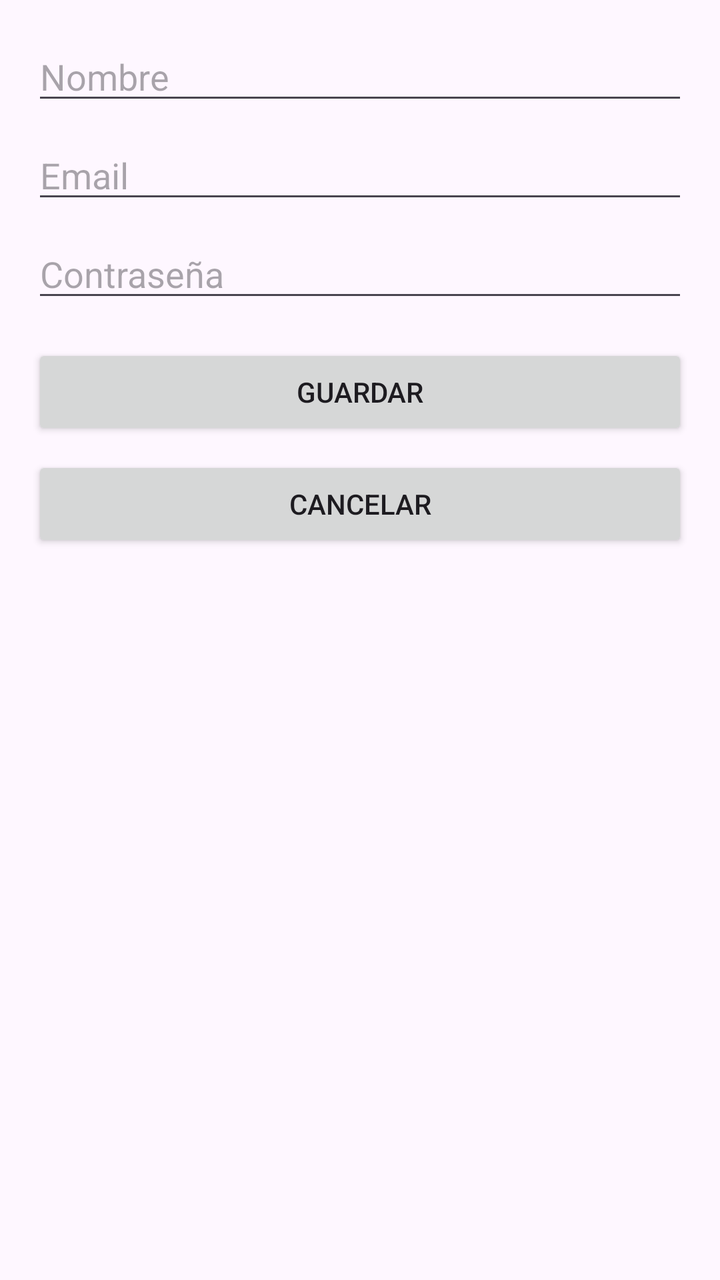
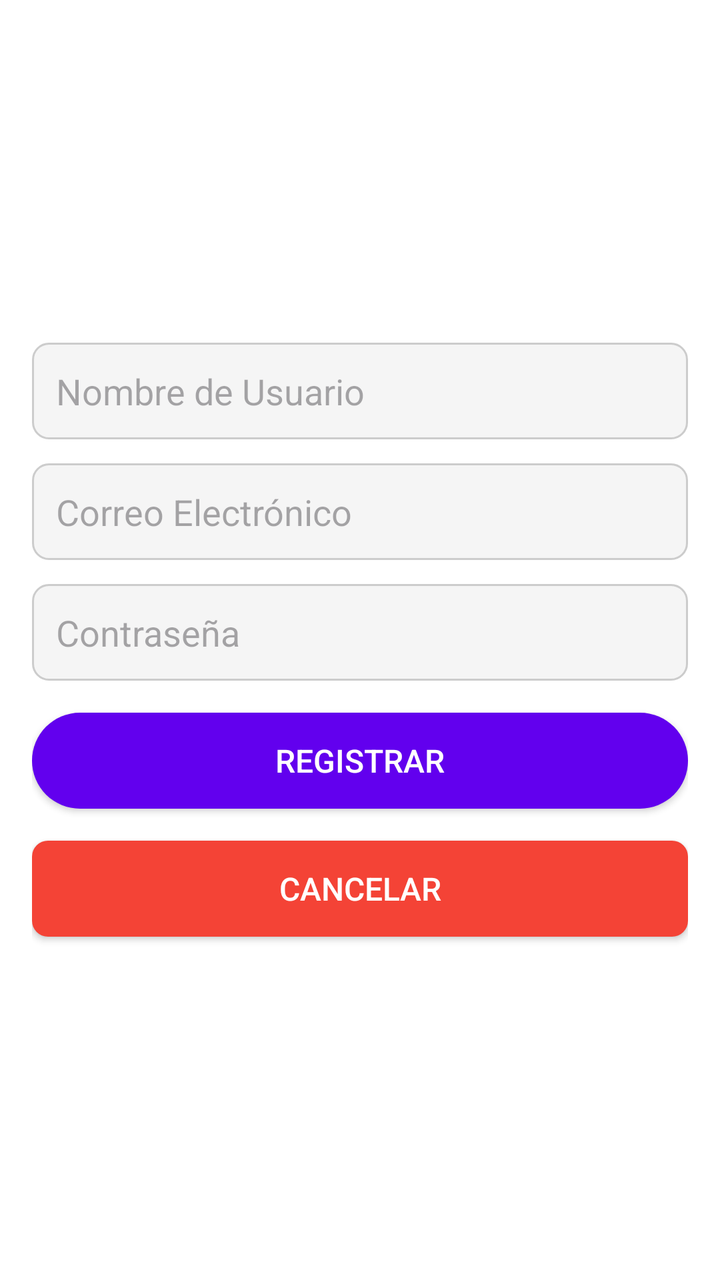

Screens rendered from an Android XML layout before and after an edit, with the pre-edit source and the edit as a unified diff.
<!-- AndroidManifest.xml: application theme Theme.LoginYCardView -->
<!-- res/layout/activity_register.xml -->
<?xml version="1.0" encoding="utf-8"?>
<LinearLayout xmlns:android="http://schemas.android.com/apk/res/android"
    xmlns:app="http://schemas.android.com/apk/res-auto"
    android:layout_width="match_parent"
    android:layout_height="match_parent"
    android:orientation="vertical"
    android:padding="16dp">

    <EditText
        android:id="@+id/editTextUsernameRegister"
        android:layout_width="match_parent"
        android:layout_height="wrap_content"
        android:layout_marginBottom="8dp"
        android:hint="Nombre" />

    <EditText
        android:id="@+id/editTextEmail"
        android:layout_width="match_parent"
        android:layout_height="wrap_content"
        android:hint="Email"
        android:inputType="textEmailAddress"
        android:layout_marginBottom="8dp" />

    <EditText
        android:id="@+id/editTextPasswordRegister"
        android:layout_width="match_parent"
        android:layout_height="wrap_content"
        android:layout_marginBottom="16dp"
        android:hint="Contraseña"
        android:inputType="textPassword" />

    <Button
        android:id="@+id/buttonSave"
        android:layout_width="match_parent"
        android:layout_height="wrap_content"
        android:layout_marginBottom="8dp"
        android:text="Guardar"
        app:icon="@android:drawable/ic_menu_save" />

    <Button
        android:id="@+id/buttonCancel"
        android:layout_width="match_parent"
        android:layout_height="wrap_content"
        android:text="Cancelar"
        app:icon="@android:drawable/ic_menu_revert" />
</LinearLayout>
<!-- resources referenced by this layout -->
<resources>
  <style name="Theme.LoginYCardView" parent="Base.Theme.LoginYCardView" />
  <style name="Base.Theme.LoginYCardView" parent="Theme.Material3.DayNight.NoActionBar">
          
          
      </style>
</resources>

<!-- the commit's change to res/layout/activity_register.xml (unified diff, before → after) -->
@@ -4,43 +4,63 @@
     android:layout_width="match_parent"
     android:layout_height="match_parent"
     android:orientation="vertical"
-    android:padding="16dp">
+    android:padding="16dp"
+    android:background="#FFFFFF"
+    android:gravity="center">
 
+    
     <EditText
         android:id="@+id/editTextUsernameRegister"
         android:layout_width="match_parent"
         android:layout_height="wrap_content"
-        android:layout_marginBottom="8dp"
-        android:hint="Nombre" />
+        android:hint="Nombre de Usuario"
+        android:inputType="textPersonName"
+        android:padding="12dp"
+        android:background="@drawable/input_background"
+        android:layout_marginBottom="12dp" />
 
+    
     <EditText
         android:id="@+id/editTextEmail"
         android:layout_width="match_parent"
         android:layout_height="wrap_content"
-        android:hint="Email"
+        android:hint="Correo Electrónico"
         android:inputType="textEmailAddress"
-        android:layout_marginBottom="8dp" />
+        android:padding="12dp"
+        android:background="@drawable/input_background"
+        android:layout_marginBottom="12dp" />
 
+    
     <EditText
         android:id="@+id/editTextPasswordRegister"
         android:layout_width="match_parent"
         android:layout_height="wrap_content"
-        android:layout_marginBottom="16dp"
         android:hint="Contraseña"
-        android:inputType="textPassword" />
+        android:inputType="textPassword"
+        android:padding="12dp"
+        android:background="@drawable/input_background"
+        android:layout_marginBottom="16dp" />
 
+    
     <Button
         android:id="@+id/buttonSave"
         android:layout_width="match_parent"
         android:layout_height="wrap_content"
-        android:layout_marginBottom="8dp"
-        android:text="Guardar"
-        app:icon="@android:drawable/ic_menu_save" />
+        android:text="Registrar"
+        android:textSize="16sp"
+        android:textColor="#FFFFFF"
+        android:background="@drawable/btn_register_background"
+        android:padding="12dp"
+        android:layout_marginBottom="16dp" />
 
+    
     <Button
         android:id="@+id/buttonCancel"
         android:layout_width="match_parent"
         android:layout_height="wrap_content"
         android:text="Cancelar"
-        app:icon="@android:drawable/ic_menu_revert" />
+        android:textSize="16sp"
+        android:textColor="#FFFFFF"
+        android:background="@drawable/btn_cancel_background"
+        android:padding="12dp" />
 </LinearLayout>
<!-- resource entries referenced after the edit -->
@@ -1,5 +1,29 @@
 <!-- resources referenced by this layout -->
 <resources>
+  <!-- drawable btn_cancel_background (drawable) -->
+  <?xml version="1.0" encoding="utf-8"?>
+  <shape xmlns:android="http://schemas.android.com/apk/res/android">
+      <solid android:color="#F44336" />
+      <corners android:radius="8dp" />
+  </shape>
+  <!-- drawable btn_register_background (drawable) -->
+  <shape xmlns:android="http://schemas.android.com/apk/res/android">
+      <solid android:color="#6200EE" />  
+      <corners android:radius="50dp" />  
+      <size android:height="48dp" /> 
+      <padding
+          android:left="16dp"
+          android:right="16dp"
+          android:top="12dp"
+          android:bottom="12dp" />
+  </shape>
+  <!-- drawable input_background (drawable) -->
+  <?xml version="1.0" encoding="utf-8"?>
+  <shape xmlns:android="http://schemas.android.com/apk/res/android">
+      <solid android:color="#F5F5F5" />
+      <corners android:radius="8dp" />
+      <stroke android:width="1dp" android:color="#CCCCCC" />
+  </shape>
   <style name="Theme.LoginYCardView" parent="Base.Theme.LoginYCardView" />
   <style name="Base.Theme.LoginYCardView" parent="Theme.Material3.DayNight.NoActionBar">
           
